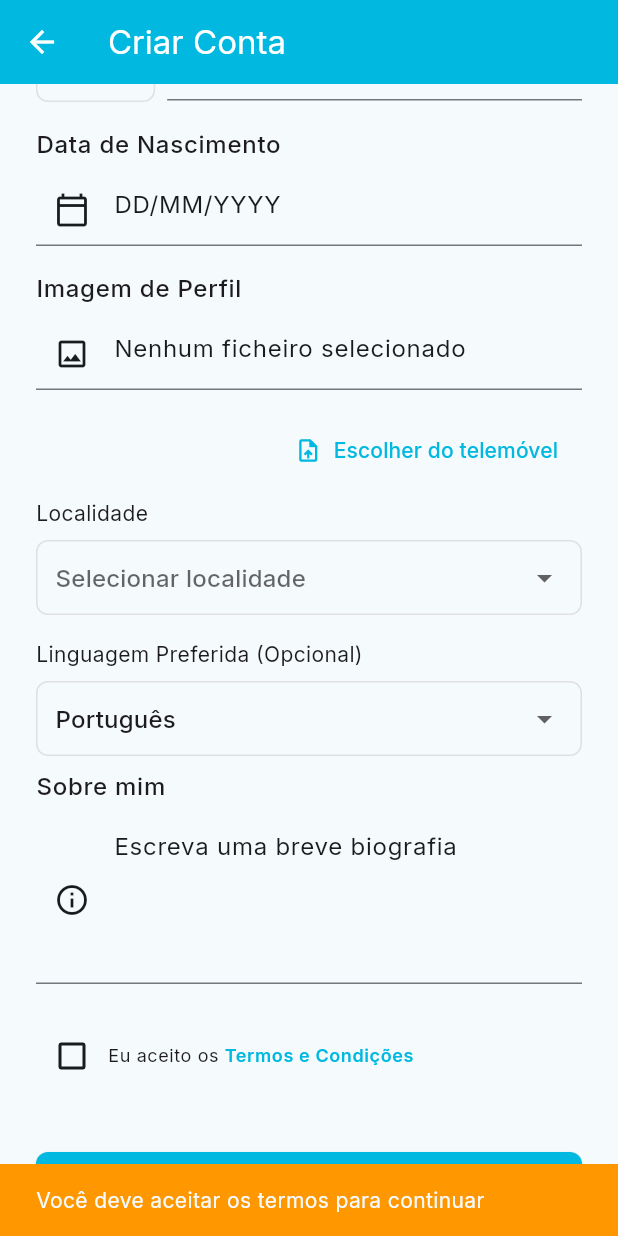
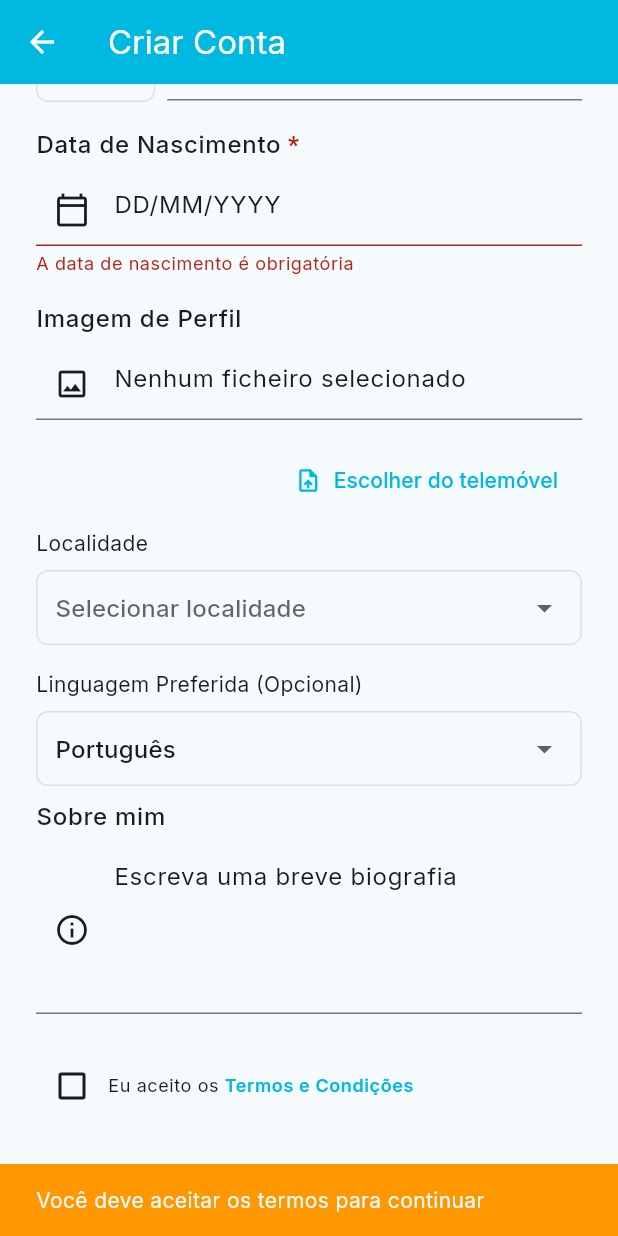
Before and after one commit to huger6/LEI-PINT, a Flutter app: the RegisterScreen screen opened by its route, scrolled down 954 dp, after a tap on "Concluir registo", on a phone screen of 412 x 824 dp. Run offline on Flutter 3.47's test engine with Material 3 defaults, Android fonts, the phone set to English and light mode, and no system bars; our stand-ins replace google_fonts, image_picker.

Commit message:
Correções das prévias melhorias

```diff
--- a/Mobile/badges_softinsa/lib/screens/register_screen.dart
+++ b/Mobile/badges_softinsa/lib/screens/register_screen.dart
@@ -3,6 +3,7 @@ import 'package:image_picker/image_picker.dart';
 import '../widgets/auth_header.dart';
 import '../widgets/custom_text_field.dart';
 import '../widgets/custom_button.dart';
+import '../widgets/loading_overlay.dart';
 import '../widgets/nav_link.dart';
 import '../utils/form_validators.dart';
 
@@ -117,7 +118,19 @@ class _RegisterScreenState extends State<RegisterScreen> {
     });
   }
 
+  void _normalizeFields() {
+    _nameController.text = _nameController.text.trim();
+    _usernameController.text = _usernameController.text.trim();
+    _emailController.text = _emailController.text.replaceAll(
+      RegExp(r'\s+'),
+      '',
+    );
+    _bioController.text = _bioController.text.trim();
+  }
+
   void _handleRegister() {
+    _normalizeFields();
+
     if (_formKey.currentState!.validate() && _agreedToTerms) {
       setState(() => _isLoading = true);
 
@@ -180,7 +193,9 @@ class _RegisterScreenState extends State<RegisterScreen> {
         title: const Text('Criar Conta'),
       ),
       body: SafeArea(
-        child: SingleChildScrollView(
+        child: Stack(
+          children: [
+            SingleChildScrollView(
               padding: const EdgeInsets.all(24),
               child: Form(
                 key: _formKey,
@@ -216,15 +231,7 @@ class _RegisterScreenState extends State<RegisterScreen> {
                       prefixIcon: Icons.verified_user_outlined,
                       keyboardType: TextInputType.text,
                       controller: _usernameController,
-                  validator: (value) {
-                    if (value == null || value.isEmpty) {
-                      return 'Username é obrigatório';
-                    }
-                    if (value.length < 3) {
-                      return 'Username deve ter no mínimo 3 caracteres';
-                    }
-                    return null;
-                  },
+                      validator: FormValidators.validateUsername,
                     ),
 
                     // Email field
@@ -257,7 +264,8 @@ class _RegisterScreenState extends State<RegisterScreen> {
                       prefixIcon: Icons.lock_outlined,
                       obscureText: true,
                       controller: _confirmPasswordController,
-                  validator: (value) => FormValidators.validatePasswordConfirm(
+                      validator: (value) =>
+                          FormValidators.validatePasswordConfirm(
                             value,
                             _passwordController.text,
                           ),
@@ -281,15 +289,16 @@ class _RegisterScreenState extends State<RegisterScreen> {
                       children: [
                         Text(
                           'Telemóvel',
-                      style: Theme.of(context).textTheme.bodyLarge?.copyWith(
-                        fontWeight: FontWeight.w500,
-                      ),
+                          style: Theme.of(context).textTheme.bodyLarge
+                              ?.copyWith(fontWeight: FontWeight.w500),
                         ),
                         const SizedBox(height: 8),
                         Row(
                           children: [
                             Container(
-                          padding: const EdgeInsets.symmetric(horizontal: 8),
+                              padding: const EdgeInsets.symmetric(
+                                horizontal: 8,
+                              ),
                               decoration: BoxDecoration(
                                 border: Border.all(color: Colors.grey.shade300),
                                 borderRadius: BorderRadius.circular(8),
@@ -353,10 +362,12 @@ class _RegisterScreenState extends State<RegisterScreen> {
                     // Birthdate field (optional)
                     CustomTextField(
                       label: 'Data de Nascimento',
+                      isRequired: true,
                       hintText: 'DD/MM/YYYY',
                       prefixIcon: Icons.calendar_today_outlined,
                       keyboardType: TextInputType.datetime,
                       controller: _birthdateController,
+                      validator: FormValidators.validateBirthdate,
                       readOnly: true,
                       onTap: () async {
                         final DateTime? picked = await showDatePicker(
@@ -407,7 +418,9 @@ class _RegisterScreenState extends State<RegisterScreen> {
                               borderRadius: BorderRadius.circular(8),
                             ),
                             child: Padding(
-                          padding: const EdgeInsets.symmetric(horizontal: 12),
+                              padding: const EdgeInsets.symmetric(
+                                horizontal: 12,
+                              ),
                               child: DropdownButton<String>(
                                 hint: const Text('Selecionar localidade'),
                                 value: _selectedLocation,
@@ -450,7 +463,9 @@ class _RegisterScreenState extends State<RegisterScreen> {
                               borderRadius: BorderRadius.circular(8),
                             ),
                             child: Padding(
-                          padding: const EdgeInsets.symmetric(horizontal: 12),
+                              padding: const EdgeInsets.symmetric(
+                                horizontal: 12,
+                              ),
                               child: DropdownButton<String>(
                                 value: _preferredLanguage,
                                 isExpanded: true,
@@ -491,6 +506,7 @@ class _RegisterScreenState extends State<RegisterScreen> {
                       prefixIcon: Icons.info_outline,
                       controller: _bioController,
                       maxLines: 4,
+                      validator: FormValidators.validateBiography,
                     ),
 
                     // Terms and conditions checkbox
@@ -551,6 +567,9 @@ class _RegisterScreenState extends State<RegisterScreen> {
                 ),
               ),
             ),
+            if (_isLoading) const LoadingOverlay(),
+          ],
+        ),
       ),
     );
   }
--- a/Mobile/badges_softinsa/lib/utils/form_validators.dart
+++ b/Mobile/badges_softinsa/lib/utils/form_validators.dart
@@ -1,15 +1,22 @@
 class FormValidators {
+  static final RegExp _emailRegex = RegExp(
+    r'^[a-zA-Z0-9._%+-]+@[a-zA-Z0-9.-]+\.[a-zA-Z]{2,}$',
+  );
+  static final RegExp _usernameRegex = RegExp(r'^[a-zA-Z0-9._]+$');
+
   // Validação de email
   static String? validateEmail(String? value) {
-    if (value == null || value.isEmpty) {
+    final sanitized = (value ?? '').replaceAll(RegExp(r'\s+'), '');
+
+    if (sanitized.isEmpty) {
       return 'O email é obrigatório';
     }
 
-    final emailRegex = RegExp(
-      r'^[a-zA-Z0-9._%+-]+@[a-zA-Z0-9.-]+\.[a-zA-Z]{2,}$',
-    );
+    if (sanitized.length > 255) {
+      return 'O email deve ter no máximo 255 caracteres';
+    }
 
-    if (!emailRegex.hasMatch(value)) {
+    if (!_emailRegex.hasMatch(sanitized)) {
       return 'Por favor, insira um email válido';
     }
 
@@ -18,12 +25,34 @@ class FormValidators {
 
   // Validação de password
   static String? validatePassword(String? value) {
-    if (value == null || value.isEmpty) {
+    final password = value ?? '';
+
+    if (password.isEmpty) {
       return 'A password é obrigatória';
     }
 
-    if (value.length < 6) {
-      return 'A password deve ter pelo menos 6 caracteres';
+    if (password.length < 8) {
+      return 'A password deve ter no mínimo 8 caracteres';
+    }
+
+    if (password.length > 100) {
+      return 'A password deve ter no máximo 100 caracteres';
+    }
+
+    if (!RegExp(r'[A-Z]').hasMatch(password)) {
+      return 'A password deve conter pelo menos 1 letra maiúscula';
+    }
+
+    if (!RegExp(r'[a-z]').hasMatch(password)) {
+      return 'A password deve conter pelo menos 1 letra minúscula';
+    }
+
+    if (!RegExp(r'[0-9]').hasMatch(password)) {
+      return 'A password deve conter pelo menos 1 número';
+    }
+
+    if (!RegExp(r'[^a-zA-Z0-9]').hasMatch(password)) {
+      return 'A password deve conter pelo menos 1 caractere especial';
     }
 
     return null;
@@ -44,12 +73,116 @@ class FormValidators {
 
   // Validação de nome
   static String? validateName(String? value) {
-    if (value == null || value.isEmpty) {
+    final name = (value ?? '').trim();
+
+    if (name.isEmpty) {
       return 'O nome é obrigatório';
     }
 
-    if (value.length < 2) {
+    if (name.length < 2) {
       return 'O nome deve ter pelo menos 2 caracteres';
+    }
+
+    if (name.length > 255) {
+      return 'O nome deve ter no máximo 255 caracteres';
+    }
+
+    return null;
+  }
+
+  // Validação de username
+  static String? validateUsername(String? value) {
+    final username = (value ?? '').trim();
+
+    if (username.isEmpty) {
+      return 'Username é obrigatório';
+    }
+
+    if (username.length < 3) {
+      return 'Username deve ter no mínimo 3 caracteres';
+    }
+
+    if (username.length > 50) {
+      return 'Username deve ter no máximo 50 caracteres';
+    }
+
+    if (!_usernameRegex.hasMatch(username)) {
+      return 'Username só pode conter letras, números, ponto e underscore';
+    }
+
+    return null;
+  }
+
+  // Validação de biografia (campo opcional)
+  static String? validateBiography(String? value) {
+    final biography = (value ?? '').trim();
+    if (biography.isEmpty) {
+      return null;
+    }
+
+    if (biography.length > 5000) {
+      return 'Biografia deve ter no máximo 5000 caracteres';
+    }
+
+    final words = biography.split(RegExp(r'\s+')).where((w) => w.isNotEmpty);
+    if (words.length > 500) {
+      return 'Biografia não pode exceder 500 palavras';
+    }
+
+    if (filter.check(biography)) {
+      return 'Biografia contém linguagem inapropriada';
+    }
+
+    return null;
+  }
+
+  // Validação de data de nascimento (obrigatória, mínimo 16 anos)
+  static String? validateBirthdate(String? value) {
+    final birthdateText = (value ?? '').trim();
+
+    if (birthdateText.isEmpty) {
+      return 'A data de nascimento é obrigatória';
+    }
+
+    final dateRegex = RegExp(r'^\d{2}/\d{2}/\d{4}$');
+    if (!dateRegex.hasMatch(birthdateText)) {
+      return 'Data de nascimento inválida';
+    }
+
+    final parts = birthdateText.split('/');
+    final day = int.tryParse(parts[0]);
+    final month = int.tryParse(parts[1]);
+    final year = int.tryParse(parts[2]);
+
+    if (day == null || month == null || year == null) {
+      return 'Data de nascimento inválida';
+    }
+
+    DateTime birthdate;
+    try {
+      birthdate = DateTime(year, month, day);
+    } catch (_) {
+      return 'Data de nascimento inválida';
+    }
+
+    if (birthdate.year != year ||
+        birthdate.month != month ||
+        birthdate.day != day) {
+      return 'Data de nascimento inválida';
+    }
+
+    final now = DateTime.now();
+    var age = now.year - birthdate.year;
+    final hasHadBirthdayThisYear =
+        now.month > birthdate.month ||
+        (now.month == birthdate.month && now.day >= birthdate.day);
+
+    if (!hasHadBirthdayThisYear) {
+      age -= 1;
+    }
+
+    if (age < 16) {
+      return 'Tens de ter pelo menos 16 anos';
     }
 
     return null;
@@ -63,3 +196,14 @@ class FormValidators {
     return null;
   }
 }
+
+class _SimpleContentFilter {
+  final List<String> _blockedTerms = const ['palavrao1', 'palavrao2'];
+
+  bool check(String val) {
+    final lower = val.toLowerCase();
+    return _blockedTerms.any((term) => lower.contains(term));
+  }
+}
+
+final filter = _SimpleContentFilter();
--- /dev/null
+++ b/Mobile/badges_softinsa/lib/widgets/loading_overlay.dart
@@ -0,0 +1,36 @@
+import 'package:flutter/material.dart';
+
+class LoadingOverlay extends StatelessWidget {
+  final String message;
+
+  const LoadingOverlay({super.key, this.message = 'A carregar...'});
+
+  @override
+  Widget build(BuildContext context) {
+    return Positioned.fill(
+      child: AbsorbPointer(
+        absorbing: true,
+        child: ColoredBox(
+          color: Colors.black45,
+          child: Center(
+            child: Container(
+              padding: const EdgeInsets.symmetric(horizontal: 24, vertical: 20),
+              decoration: BoxDecoration(
+                color: Theme.of(context).colorScheme.surface,
+                borderRadius: BorderRadius.circular(12),
+              ),
+              child: Column(
+                mainAxisSize: MainAxisSize.min,
+                children: [
+                  const CircularProgressIndicator(),
+                  const SizedBox(height: 12),
+                  Text(message, style: Theme.of(context).textTheme.bodyMedium),
+                ],
+              ),
+            ),
+          ),
+        ),
+      ),
+    );
+  }
+}
```
Lines whose indentation alone changed are shown as unchanged.
